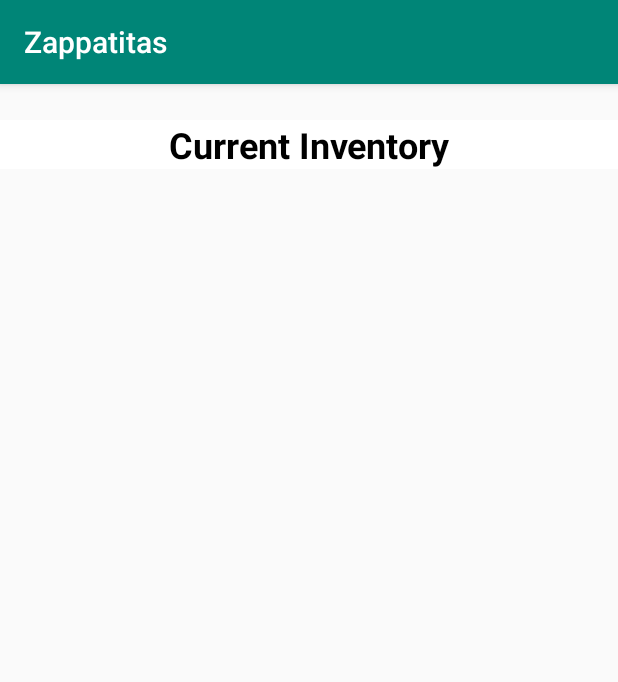
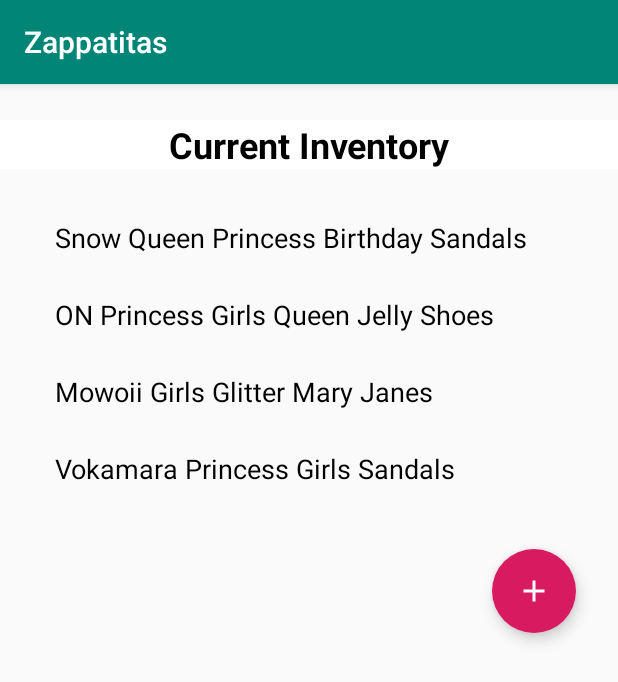
Before and after one commit to mchallenger88/shoestore, an Android app: the ListFragment screen opened through its navigation route, on a phone screen of 412 x 824 dp. Shown: the top 682 px of the screen. Run offline under Robolectric (Android 15) with nearby library versions, the phone set to English and light mode, and no system bars; our stand-ins replace Timber, data binding, navigation-ui; Roboto replaces fonts that are not available here.

Commit message:
updates to detail

```diff
--- a/nd940-android-kotlin-course1-starter-master/starter/app/src/main/java/com/udacity/shoestore/models/Shoe.kt
+++ b/nd940-android-kotlin-course1-starter-master/starter/app/src/main/java/com/udacity/shoestore/models/Shoe.kt
@@ -17,12 +17,12 @@ val shoeList: ArrayList<Shoe> = arrayListOf(
                 size = 7.0, company = "GUGUYeah", description = "The Blue princess shoes inspired by Frozon, " +
                 "the Gold princess shoes inspired by Belle of Beauty and the Beast, " +
                 "the White princess shoes inspired by Snow White. Not Disney products. ", images = listOf("guguyeah.jpg") ),
-        Shoe(name = "ON Princess Girls Queen Dress Up Cosplay Jelly Shoes",
+        Shoe(name = "ON Princess Girls Queen Jelly Shoes",
                 size = 7.0, company = "ON", description = "Princess girls queen dress up cosplay jelly shoes for kids " +
                 "toddler dance party sandals mary janes", images = listOf("on.jpg")),
-        Shoe(name = "Mowoii Girls Glitter Mary Jane Low Heel Wedding Party Princess Dress Pumps Shoes",
+        Shoe(name = "Mowoii Girls Glitter Mary Janes",
                 size = 7.0, company = "Mowoii", description = "Dress shoes use design with sequins and bows, " +
                 "the sequins are glued with strong glue, which is not easy to fall off easily", images = listOf("mowoii.jpg")),
-        Shoe(name = "Vokamara Princess Girls Sandals Jelly Mary Jane Dance Party Cosplay Shoes",
+        Shoe(name = "Vokamara Princess Girls Sandals",
                 size = 7.0, company = "Vokamara", description = "Look very beautiful for cosplay, Adjustable buckle", images = listOf("vokomara.jpg"))
 )
--- a/nd940-android-kotlin-course1-starter-master/starter/app/src/main/java/com/udacity/shoestore/store/ListFragment.kt
+++ b/nd940-android-kotlin-course1-starter-master/starter/app/src/main/java/com/udacity/shoestore/store/ListFragment.kt
@@ -1,23 +1,28 @@
 package com.udacity.shoestore.store
 
+import android.annotation.SuppressLint
 import android.os.Bundle
 import android.view.LayoutInflater
 import android.view.View
 import android.view.ViewGroup
+import android.widget.TextView
+import android.widget.Toast
 import androidx.databinding.DataBindingUtil
 import androidx.fragment.app.Fragment
 import androidx.lifecycle.Observer
 import androidx.lifecycle.ViewModelProvider
-import androidx.recyclerview.widget.LinearLayoutManager
-import androidx.recyclerview.widget.RecyclerView
+import androidx.navigation.findNavController
+import com.google.android.material.floatingactionbutton.FloatingActionButton
 import com.udacity.shoestore.R
 import com.udacity.shoestore.databinding.ListingFragmentBinding
-import timber.log.Timber
+import com.udacity.shoestore.models.Shoe
+
 
 class ListFragment  : Fragment() {
     private lateinit var viewModel: ListViewModel
     private lateinit var binding: ListingFragmentBinding
 
+    @SuppressLint("FragmentLiveDataObserve")
     override fun onCreateView(inflater: LayoutInflater, container: ViewGroup?,
                               savedInstanceState: Bundle?): View {
 
@@ -32,14 +37,32 @@ class ListFragment  : Fragment() {
         binding.listViewModel = viewModel
         binding.lifecycleOwner = this
 
-        viewModel.shoes.observe(viewLifecycleOwner, Observer { shoes ->
+        viewModel.shoes.observe(this, Observer { shoes ->
             shoes.forEach { shoe ->
-                Timber.i(shoe.name)
+                val txtView = TextView(activity)
+                txtView.text = shoe.name
+                txtView.setTextAppearance(R.style.instructcions)
+                txtView.setPadding(25, 20, 25, 20)
+                txtView.setOnClickListener { setShoe(shoe) }
+
+                binding.showListLayout.addView(txtView)
             }
         })
 
+        binding.buttonAddShoe.setOnClickListener {
+            goDetail()
+        }
 
-        return inflater.inflate(R.layout.listing_fragment, container, false)
         return binding.root
     }
+
+    private fun setShoe(shoe: Shoe){
+        viewModel.setShoe(shoe)
+        view?.findNavController()?.navigate(R.id.action_listFragment_to_detailFragment)
+    }
+
+    private fun goDetail(){
+        viewModel.setShoe(null)
+        view?.findNavController()?.navigate(R.id.action_listFragment_to_detailFragment)
+    }
 }
--- a/nd940-android-kotlin-course1-starter-master/starter/app/src/main/java/com/udacity/shoestore/store/ListViewModel.kt
+++ b/nd940-android-kotlin-course1-starter-master/starter/app/src/main/java/com/udacity/shoestore/store/ListViewModel.kt
@@ -5,6 +5,7 @@ import androidx.lifecycle.MutableLiveData
 import androidx.lifecycle.ViewModel
 import com.udacity.shoestore.models.Shoe
 import com.udacity.shoestore.models.shoeList
+import timber.log.Timber
 
 class ListViewModel : ViewModel() {
 
@@ -12,10 +13,21 @@ class ListViewModel : ViewModel() {
     val shoes: LiveData<ArrayList<Shoe>>
         get() = _shoes
 
+    private val _activeShoe = MutableLiveData<Shoe?>()
+    val activeShoe: LiveData<Shoe?>
+        get() = _activeShoe
+
+
     init{
         getShoeList()
     }
     private fun getShoeList() {
         _shoes.value = shoeList
+        _activeShoe.value = null
+    }
+
+    fun setShoe(shoe: Shoe?){
+        _activeShoe.value = shoe
+        Timber.i(_activeShoe.value.toString())
     }
 }
--- a/nd940-android-kotlin-course1-starter-master/starter/app/src/main/res/layout/listing_fragment.xml
+++ b/nd940-android-kotlin-course1-starter-master/starter/app/src/main/res/layout/listing_fragment.xml
@@ -1,5 +1,5 @@
 <?xml version="1.0" encoding="utf-8"?>
-<layout xmlns:tools="http://schemas.android.com/tools"
+<layout
     xmlns:app="http://schemas.android.com/apk/res-auto"
     xmlns:android="http://schemas.android.com/apk/res/android" >
     <data>
@@ -21,6 +21,7 @@
         app:layout_constraintTop_toTopOf="parent">
 
         <LinearLayout
+            android:id="@+id/linear_layout"
             android:layout_width="match_parent"
             android:layout_height="wrap_content"
             android:orientation="vertical">
@@ -32,13 +33,32 @@
                 android:layout_width="match_parent"
                 android:layout_height="match_parent"
                 android:layout_marginTop="80dp"
+                android:layout_marginBottom="20dp"
+                android:layout_gravity="bottom"
                 android:text="@string/listing_title" />
 
-            <TextView
-                android:id="@+id/product_one"
+            <LinearLayout
+                android:id="@+id/showList_layout"
                 android:layout_width="match_parent"
                 android:layout_height="wrap_content"
-                android:text="@{listViewModel.shoes.get(0).name}" />
+                android:layout_marginStart="20dp"
+                android:layout_marginEnd="20dp"
+                android:orientation="vertical">
+
+            </LinearLayout>
+
+            <com.google.android.material.floatingactionbutton.FloatingActionButton
+                android:id="@+id/button_addShoe"
+                android:layout_width="wrap_content"
+                android:layout_height="wrap_content"
+                android:layout_gravity="bottom|end"
+                android:layout_margin="28dp"
+                android:contentDescription="@string/button_add"
+                android:src="@drawable/ic_add"
+                app:borderWidth="0dp"
+                app:elevation="6dp" />
+
+
         </LinearLayout>
     </ScrollView>
 </layout>
--- a/nd940-android-kotlin-course1-starter-master/starter/app/src/main/res/navigation/navigation.xml
+++ b/nd940-android-kotlin-course1-starter-master/starter/app/src/main/res/navigation/navigation.xml
@@ -35,5 +35,14 @@
         android:id="@+id/listFragment"
         android:name="com.udacity.shoestore.store.ListFragment"
         android:label="ListFragment"
-        tools:layout="@layout/listing_fragment"/>
+        tools:layout="@layout/listing_fragment">
+        <action
+            android:id="@+id/action_listFragment_to_detailFragment"
+            app:destination="@id/detailFragment" />
+    </fragment>
+    <fragment
+        android:id="@+id/detailFragment"
+        android:name="com.udacity.shoestore.store.DetailFragment"
+        android:label="DetailFragment"
+        tools:layout="@layout/detail_fragment"/>
 </navigation>
--- a/nd940-android-kotlin-course1-starter-master/starter/app/src/main/res/values/strings.xml
+++ b/nd940-android-kotlin-course1-starter-master/starter/app/src/main/res/values/strings.xml
@@ -23,4 +23,6 @@
     <string name="next">Next</string>
     <string name="shop">Start Shopping</string>
     <string name="listing_title">Current Inventory</string>
+    <string name="button_add">Add New Shoe</string>
+    <string name="edit_shoe_title">Edit Shoe Details</string>
 </resources>
```
Also changed, not shown: nd940-android-kotlin-course1-starter-master/starter/app/src/main/res/layout/detail_fragment.xml (+25 -1 lines).
